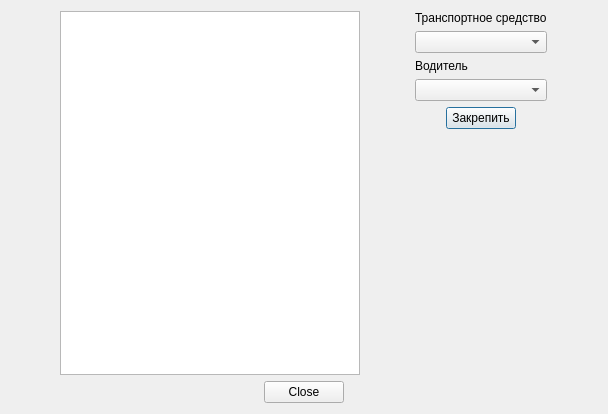
Old version of the form !Dispatcher/FixedDriverForm.ui in the repository viktor1856/Disptacher.
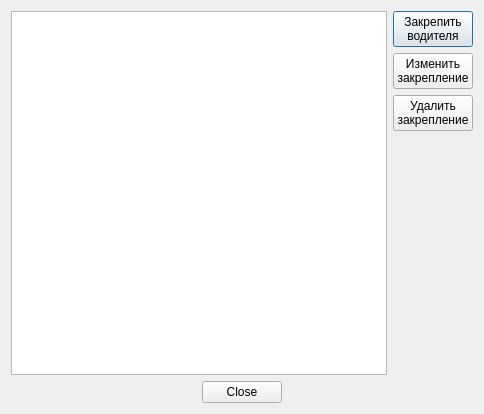
New version of the form.

Commit message: ->Перерисовал форму списка закрепленых водителей ->Нарисовал форму закрепления водителя ->создал класс работы с  формой закрепленных водителей

What changed in the file:
```diff
--- a/!Dispatcher/FixedDriverForm.ui
+++ b/!Dispatcher/FixedDriverForm.ui
@@ -6,10 +6,16 @@
    <rect>
     <x>0</x>
     <y>0</y>
-    <width>608</width>
+    <width>484</width>
     <height>414</height>
    </rect>
   </property>
+  <property name="maximumSize">
+   <size>
+    <width>608</width>
+    <height>414</height>
+   </size>
+  </property>
   <property name="windowTitle">
    <string>Закрепление водителя</string>
   </property>
@@ -17,53 +23,33 @@
    <item>
     <layout class="QHBoxLayout" name="horizontalLayout">
      <item>
-      <widget class="QTableWidget" name="fixedDriverTable">
-       <property name="maximumSize">
-        <size>
-         <width>300</width>
-         <height>16777215</height>
-        </size>
-       </property>
-      </widget>
+      <widget class="QTableWidget" name="fixedDriverTable"/>
      </item>
      <item>
       <layout class="QVBoxLayout" name="verticalLayout">
        <item>
-        <widget class="QLabel" name="labelAuto">
+        <widget class="QPushButton" name="insertFixedDriver">
          <property name="text">
-          <string>Транспортное средство</string>
+          <string>Закрепить
+водителя</string>
          </property>
         </widget>
        </item>
        <item>
-        <widget class="QComboBox" name="comboBoxAuto"/>
-       </item>
-       <item>
-        <widget class="QLabel" name="labelDriver">
+        <widget class="QPushButton" name="udapeFixedDriver">
          <property name="text">
-          <string>Водитель</string>
+          <string>Изменить
+закрепление</string>
          </property>
         </widget>
        </item>
        <item>
-        <widget class="QComboBox" name="comboBoxSriver"/>
-       </item>
-       <item>
-        <layout class="QHBoxLayout" name="horizontalLayout_3">
-         <item>
-          <widget class="QPushButton" name="fixedDriverButton">
-           <property name="maximumSize">
-            <size>
-             <width>70</width>
-             <height>16777215</height>
-            </size>
-           </property>
-           <property name="text">
-            <string>Закрепить</string>
-           </property>
-          </widget>
-         </item>
-        </layout>
+        <widget class="QPushButton" name="deleteFixedDriver">
+         <property name="text">
+          <string>Удалить
+закрепление</string>
+         </property>
+        </widget>
        </item>
        <item>
         <spacer name="verticalSpacer">
```
The commit also changes 4 other files.
